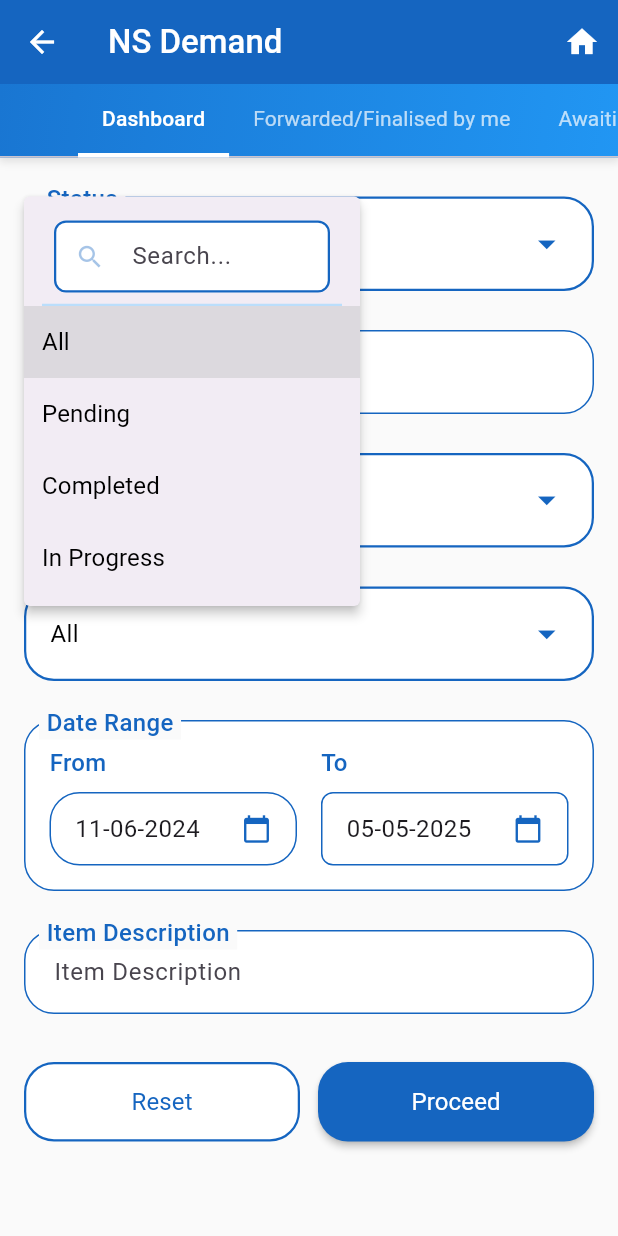
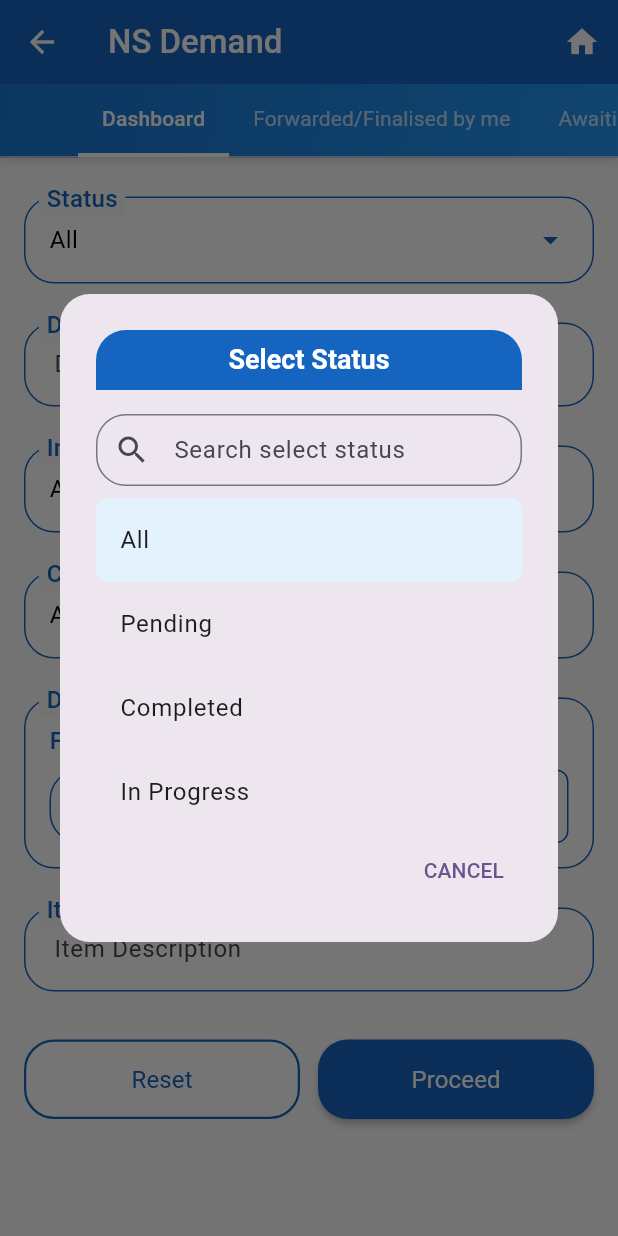
Before and after one commit to gajendrasingh05/ireps_training, a Flutter app: the DashboardScreen screen opened directly, after a tap on "All", on a phone screen of 412 x 824 dp. Run offline on Flutter 3.47's test engine with Material 3 defaults, Android fonts, the phone set to English and light mode, and no system bars; our stand-ins replace dropdown_search, flutter_svg, image_picker, package_info_plus, permission_handler, shared_preferences; missing offline and left inert: flutter_app; accounts and stored records are empty; Roboto replaces fonts that are missing (Gastie).

Commit message:
committed by Rishu - 09.05.2025 (ns demand)

```diff
--- a/lib/nsdemand.dart
+++ b/lib/nsdemand.dart
@@ -36,7 +36,7 @@ class _DashboardScreenState extends State<DashboardScreen> with SingleTickerProv
   late TabController _tabController;
   final TextEditingController _demandNoController = TextEditingController();
   final TextEditingController _itemDescriptionController = TextEditingController();
-  final TextEditingController _searchController = TextEditingController(); // Added for dropdown search
+  final TextEditingController _searchController = TextEditingController();
 
   DateTime _fromDate = DateTime(2024, 6, 11);
   DateTime _toDate = DateTime(2025, 5, 5);
@@ -45,7 +45,7 @@ class _DashboardScreenState extends State<DashboardScreen> with SingleTickerProv
   String _indentorValue = 'All';
   String _consigneeValue = 'All';
 
-  // Full lists of options
+  // Lists for dropdown options
   final List<String> _statusOptions = ['All', 'Pending', 'Completed', 'In Progress'];
   final List<String> _indentorOptions = ['All', 'Indentor 1', 'Indentor 2', 'Indentor 3'];
   final List<String> _consigneeOptions = ['All', 'Consignee 1', 'Consignee 2', 'Consignee 3'];
@@ -64,128 +64,8 @@ class _DashboardScreenState extends State<DashboardScreen> with SingleTickerProv
     _tabController.dispose();
     _demandNoController.dispose();
     _itemDescriptionController.dispose();
-    _searchController.dispose(); // Added for dropdown search
+    _searchController.dispose();
     super.dispose();
-  }
-
-  // Improved searchable dropdown widget (using popup menu)
-  Widget _buildPopupSearchableDropdown({
-    required String value,
-    required List<String> items,
-    required Function(String?) onChanged,
-  }) {
-    return StatefulBuilder(
-      builder: (context, setState) {
-        return PopupMenuButton<String>(
-          initialValue: value,
-          onSelected: onChanged,
-          itemBuilder: (BuildContext context) {
-            TextEditingController searchController = TextEditingController();
-            List<String> filteredItems = List.from(items);
-
-            updateFilter(String query) {
-              if (query.isEmpty) {
-                filteredItems = List.from(items);
-              } else {
-                filteredItems = items
-                    .where((item) => item.toLowerCase().contains(query.toLowerCase()))
-                    .toList();
-              }
-            }
-
-            return [
-              PopupMenuItem<String>(
-                enabled: false,
-                child: Container(
-                  padding: const EdgeInsets.symmetric(horizontal: 8, vertical: 8),
-                  width: double.infinity,
-                  child: TextField(
-                    controller: searchController,
-                    decoration: InputDecoration(
-                      hintText: 'Search...',
-                      isDense: true,
-                      contentPadding: const EdgeInsets.symmetric(horizontal: 8, vertical: 10),
-                      prefixIcon: Icon(
-                        Icons.search,
-                        color: Colors.blue.shade800,
-                        size: 20,
-                      ),
-                      border: OutlineInputBorder(
-                        borderRadius: BorderRadius.circular(8),
-                        borderSide: BorderSide(color: Colors.blue.shade800, width: 1.5),
-                      ),
-                      enabledBorder: OutlineInputBorder(
-                        borderRadius: BorderRadius.circular(8),
-                        borderSide: BorderSide(color: Colors.blue.shade800, width: 1.5),
-                      ),
-                      focusedBorder: OutlineInputBorder(
-                        borderRadius: BorderRadius.circular(8),
-                        borderSide: BorderSide(color: Colors.blue.shade800, width: 2),
-                      ),
-                      filled: true,
-                      fillColor: Colors.white,
-                    ),
-                    onChanged: (value) {
-                      updateFilter(value);
-                      setState(() {});
-                    },
-                  ),
-                ),
-              ),
-              PopupMenuItem<String>(
-                enabled: false,
-                height: 1,
-                child: Divider(height: 1, thickness: 1.5, color: Colors.blue.shade100),
-              ),
-              ...filteredItems.map((String item) {
-                return PopupMenuItem<String>(
-                  value: item,
-                  child: Text(
-                    item,
-                    style: const TextStyle(
-                      fontSize: 16,
-                      fontWeight: FontWeight.normal,
-                      color: Colors.black,
-                    ),
-                  ),
-                );
-              }).toList(),
-            ];
-          },
-          child: Container(
-            padding: const EdgeInsets.symmetric(horizontal: 16, vertical: 16),
-            decoration: BoxDecoration(
-              color: Colors.white,
-              borderRadius: BorderRadius.circular(20),
-              border: Border.all(
-                color: Colors.blue.shade800,
-                width: 1.5,
-              ),
-            ),
-            child: Row(
-              children: [
-                Expanded(
-                  child: Text(
-                    value,
-                    style: const TextStyle(
-                      fontSize: 16,
-                      color: Colors.black,
-                      fontWeight: FontWeight.normal,
-                    ),
-                    overflow: TextOverflow.ellipsis,
-                  ),
-                ),
-                Icon(
-                  Icons.arrow_drop_down,
-                  color: Colors.blue.shade800,
-                  size: 28,
-                ),
-              ],
-            ),
-          ),
-        );
-      },
-    );
   }
 
   // Custom date formatter without using intl package
@@ -225,6 +105,111 @@ class _DashboardScreenState extends State<DashboardScreen> with SingleTickerProv
         }
       });
     }
+  }
+
+  // Method to show dropdown with search
+  Future<void> _showDropdownSearch(
+      BuildContext context,
+      String title,
+      List<String> items,
+      String currentValue,
+      Function(String) onSelect,
+      ) async {
+    _searchController.clear();
+    List<String> filteredItems = List.from(items);
+
+    await showDialog(
+      context: context,
+      builder: (context) {
+        return StatefulBuilder(
+          builder: (context, setState) {
+            return AlertDialog(
+              title: Container(
+                padding: const EdgeInsets.all(8),
+                decoration: BoxDecoration(
+                  color: Colors.blue.shade800,
+                  borderRadius: const BorderRadius.only(
+                    topLeft: Radius.circular(20),
+                    topRight: Radius.circular(20),
+                  ),
+                ),
+                child: Center(
+                  child: Text(
+                    title,
+                    style: const TextStyle(
+                      fontSize: 18,
+                      fontWeight: FontWeight.bold,
+                      color: Colors.white,
+                    ),
+                  ),
+                ),
+              ),
+              contentPadding: const EdgeInsets.only(top: 16, left: 24, right: 24),
+              content: SizedBox(
+                width: double.maxFinite,
+                child: Column(
+                  mainAxisSize: MainAxisSize.min,
+                  children: [
+                    TextField(
+                      controller: _searchController,
+                      decoration: InputDecoration(
+                        prefixIcon: const Icon(Icons.search),
+                        hintText: 'Search ${title.toLowerCase()}',
+                        border: OutlineInputBorder(
+                          borderRadius: BorderRadius.circular(20),
+                          borderSide: BorderSide(color: Colors.blue.shade800),
+                        ),
+                        contentPadding: const EdgeInsets.symmetric(horizontal: 16, vertical: 12),
+                      ),
+                      onChanged: (value) {
+                        setState(() {
+                          filteredItems = items
+                              .where((item) => item.toLowerCase().contains(value.toLowerCase()))
+                              .toList();
+                        });
+                      },
+                    ),
+                    const SizedBox(height: 8),
+                    Container(
+                      constraints: BoxConstraints(
+                        maxHeight: MediaQuery.of(context).size.height * 0.4,
+                      ),
+                      child: ListView.builder(
+                        shrinkWrap: true,
+                        itemCount: filteredItems.length,
+                        itemBuilder: (context, index) {
+                          final item = filteredItems[index];
+                          return ListTile(
+                            title: Text(item),
+                            tileColor: item == currentValue ? Colors.blue.shade50 : null,
+                            shape: RoundedRectangleBorder(
+                              borderRadius: BorderRadius.circular(8),
+                            ),
+                            onTap: () {
+                              onSelect(item);
+                              Navigator.pop(context);
+                            },
+                          );
+                        },
+                      ),
+                    ),
+                  ],
+                ),
+              ),
+              actions: [
+                TextButton(
+                  child: const Text('CANCEL'),
+                  onPressed: () => Navigator.pop(context),
+                ),
+              ],
+              shape: RoundedRectangleBorder(
+                borderRadius: BorderRadius.circular(20),
+              ),
+            );
+          },
+        );
+      },
+    );
   }
 
   @override
@@ -475,18 +460,24 @@ class _DashboardScreenState extends State<DashboardScreen> with SingleTickerProv
       child: Column(
         crossAxisAlignment: CrossAxisAlignment.start,
         children: [
-          // Status Dropdown
+          // Status Dropdown with Search
           _buildFormField(
             'Status',
-            _buildPopupSearchableDropdown(
-              value: _statusValue,
-              items: _statusOptions,
-              onChanged: (String? newValue) {
-                if (newValue != null) {
+            _buildCustomDropdown(
+              _statusValue,
+              'Select Status',
+                  () {
+                _showDropdownSearch(
+                  context,
+                  'Select Status',
+                  _statusOptions,
+                  _statusValue,
+                      (value) {
                     setState(() {
-                    _statusValue = newValue;
+                      _statusValue = value;
                     });
-                }
+                  },
+                );
               },
             ),
           ),
@@ -505,34 +496,46 @@ class _DashboardScreenState extends State<DashboardScreen> with SingleTickerProv
             ),
           ),
 
-          // Indentor Dropdown
+          // Indentor Dropdown with Search
           _buildFormField(
             'Indentor',
-            _buildPopupSearchableDropdown(
-              value: _indentorValue,
-              items: _indentorOptions,
-              onChanged: (String? newValue) {
-                if (newValue != null) {
+            _buildCustomDropdown(
+              _indentorValue,
+              'Select Indentor',
+                  () {
+                _showDropdownSearch(
+                  context,
+                  'Select Indentor',
+                  _indentorOptions,
+                  _indentorValue,
+                      (value) {
                     setState(() {
-                    _indentorValue = newValue;
+                      _indentorValue = value;
                     });
-                }
+                  },
+                );
               },
             ),
           ),
 
-          // Consignee Dropdown
+          // Consignee Dropdown with Search
           _buildFormField(
             'Consignee',
-            _buildPopupSearchableDropdown(
-              value: _consigneeValue,
-              items: _consigneeOptions,
-              onChanged: (String? newValue) {
-                if (newValue != null) {
+            _buildCustomDropdown(
+              _consigneeValue,
+              'Select Consignee',
+                  () {
+                _showDropdownSearch(
+                  context,
+                  'Select Consignee',
+                  _consigneeOptions,
+                  _consigneeValue,
+                      (value) {
                     setState(() {
-                    _consigneeValue = newValue;
+                      _consigneeValue = value;
                     });
-                }
+                  },
+                );
               },
             ),
           ),
@@ -617,6 +620,37 @@ class _DashboardScreenState extends State<DashboardScreen> with SingleTickerProv
             ],
           ),
         ],
+      ),
+    );
+  }
+
+  Widget _buildCustomDropdown(String value, String hint, VoidCallback onTap) {
+    return GestureDetector(
+      onTap: onTap,
+      child: Container(
+        padding: const EdgeInsets.symmetric(horizontal: 16, vertical: 16),
+        decoration: BoxDecoration(
+          color: Colors.white,
+          borderRadius: BorderRadius.circular(20),
+          border: Border.all(color: Colors.blue.shade800),
+        ),
+        child: Row(
+          mainAxisAlignment: MainAxisAlignment.spaceBetween,
+          children: [
+            Text(
+              value,
+              style: const TextStyle(
+                fontSize: 16,
+                fontWeight: FontWeight.normal,
+                color: Colors.black,
+              ),
+            ),
+            Icon(
+              Icons.arrow_drop_down,
+              color: Colors.blue.shade800,
+            ),
+          ],
+        ),
       ),
     );
   }
```
Lines whose indentation alone changed are shown as unchanged.
